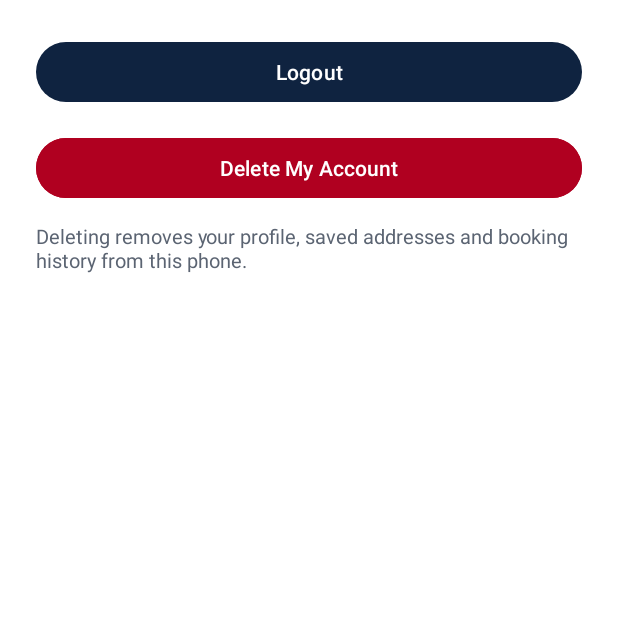
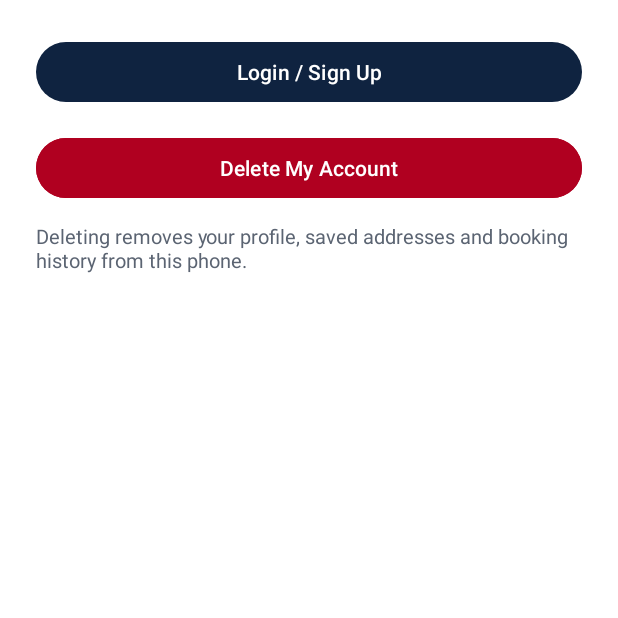
Before and after one commit to shadow0null/bikerakshak, an Android app: the ManageAccountActivity screen opened directly, with no data from a screen before it, on a phone screen of 412 x 824 dp, the top half of it. Run offline under Robolectric (Android 15) with nearby library versions, the phone set to English and light mode, and no system bars.

Commit message:
BikeRakshak v0.7 — no-login guest mode: every page works without login; login stays optional

```diff
--- a/app/src/main/java/com/bikerakshak/customer/ManageAccountActivity.kt
+++ b/app/src/main/java/com/bikerakshak/customer/ManageAccountActivity.kt
@@ -15,13 +15,23 @@ class ManageAccountActivity : AppCompatActivity() {
         supportActionBar?.title = "Manage Account"
         supportActionBar?.setDisplayHomeAsUpEnabled(true)
 
-        findViewById<Button>(R.id.btnLogout).setOnClickListener {
+        val btnLogout = findViewById<Button>(R.id.btnLogout)
+        if (!SessionManager.isLoggedIn(this)) {
+            // Guest mode: no account to log out of — offer sign-in instead.
+            btnLogout.text = "Login / Sign Up"
+            btnLogout.setOnClickListener {
+                startActivity(Intent(this, LoginActivity::class.java))
+                finish()
+            }
+        } else {
+            btnLogout.setOnClickListener {
                 SessionManager.logout(this)
                 Toast.makeText(this, "Logged out", Toast.LENGTH_SHORT).show()
                 startActivity(Intent(this, MainActivity::class.java).apply {
                     flags = Intent.FLAG_ACTIVITY_CLEAR_TOP or Intent.FLAG_ACTIVITY_NEW_TASK
                 })
                 finish()
+            }
         }
 
         findViewById<Button>(R.id.btnDeleteAccount).setOnClickListener {
--- a/app/src/main/java/com/bikerakshak/customer/ProfileFragment.kt
+++ b/app/src/main/java/com/bikerakshak/customer/ProfileFragment.kt
@@ -117,8 +117,8 @@ class ProfileFragment : Fragment() {
             if (loggedIn) SessionManager.name(ctx).take(2).uppercase() else "BR"
         v.findViewById<Button>(R.id.btnGoLogin).visibility =
             if (loggedIn) View.GONE else View.VISIBLE
-        v.findViewById<Button>(R.id.btnEditProfile).isEnabled = loggedIn
-        v.findViewById<Button>(R.id.btnManageAccount).isEnabled = loggedIn
+        // No login wall: Edit Profile and Manage Account work for guests too.
+        // Guest profile (name/phone) is stored on this phone only.
         refreshVehicles(v)
     }
 
```
Also changed, not shown: 1 other file. Lines whose indentation alone changed are shown as unchanged.
